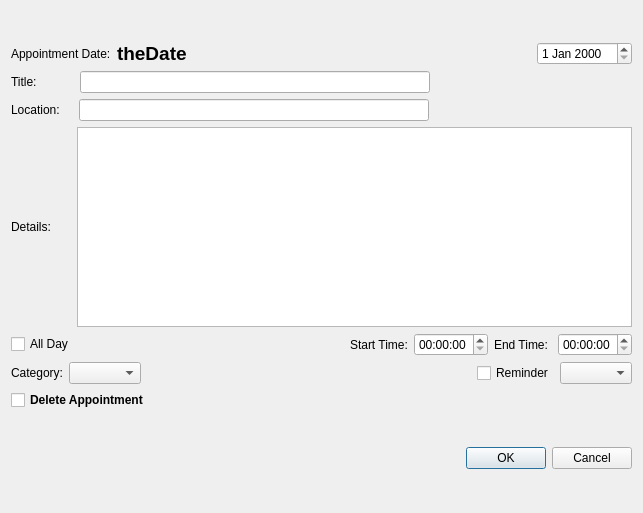
Above: src/dialogappointment.ui from lxqt/organizer before the change. Below: the same form after it.
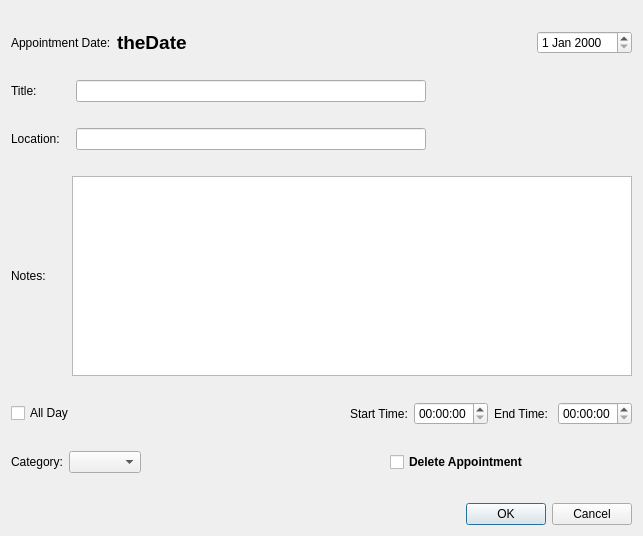
That is the form after the change.

Patch:
```diff
--- a/src/dialogappointment.ui
+++ b/src/dialogappointment.ui
@@ -7,7 +7,7 @@
     <x>0</x>
     <y>0</y>
     <width>643</width>
-    <height>513</height>
+    <height>536</height>
    </rect>
   </property>
   <property name="windowTitle">
@@ -62,7 +62,7 @@
        <item>
         <widget class="QLabel" name="labelTitle">
          <property name="text">
-          <string>Title:           </string>
+          <string>Title:          </string>
          </property>
         </widget>
        </item>
@@ -102,7 +102,7 @@
        <item>
         <widget class="QLabel" name="labelLocation">
          <property name="text">
-          <string>Location:    </string>
+          <string>Location:   </string>
          </property>
         </widget>
        </item>
@@ -142,7 +142,7 @@
        <item>
         <widget class="QLabel" name="labelDescription">
          <property name="text">
-          <string>Details:      </string>
+          <string>Notes:      </string>
          </property>
         </widget>
        </item>
@@ -209,7 +209,12 @@
       </layout>
      </item>
      <item>
-      <layout class="QHBoxLayout" name="horizontalLayout_6">
+      <layout class="QHBoxLayout" name="horizontalLayout_6"/>
+     </item>
+     <item>
+      <layout class="QHBoxLayout" name="horizontalLayout_9">
+       <item>
+        <layout class="QHBoxLayout" name="horizontalLayout_8">
        <item>
         <widget class="QLabel" name="labelCategory">
          <property name="text">
@@ -220,8 +225,10 @@
        <item>
         <widget class="QComboBox" name="comboBoxCategory"/>
        </item>
+        </layout>
+       </item>
        <item>
-        <spacer name="horizontalSpacer_4">
+        <spacer name="horizontalSpacer_8">
          <property name="orientation">
           <enum>Qt::Horizontal</enum>
          </property>
@@ -232,18 +239,6 @@
           </size>
          </property>
         </spacer>
-       </item>
-       <item>
-        <widget class="QCheckBox" name="checkBoxReminder">
-         <property name="text">
-          <string>Reminder</string>
-         </property>
-        </widget>
-       </item>
-       <item>
-        <widget class="QComboBox" name="comboBoxReminder"/>
-       </item>
-      </layout>
      </item>
      <item>
       <layout class="QHBoxLayout" name="horizontalLayout_7">
@@ -272,6 +267,8 @@
           </size>
          </property>
         </spacer>
+         </item>
+        </layout>
        </item>
       </layout>
      </item>
```
Lines whose indentation alone changed are shown as unchanged.
